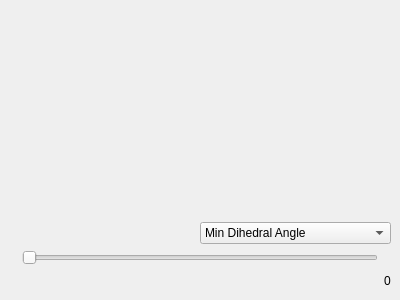
Above: Polyhedron/demo/Polyhedron/Plugins/Mesh_3/Tetrahedra_filter_widget.ui from CGAL/cgal before the change. Below: the same form after it.
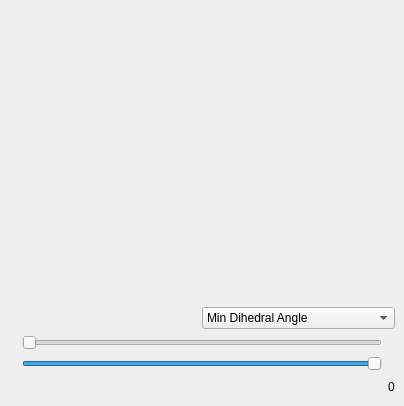
That is the form after the change.

```diff
--- a/Polyhedron/demo/Polyhedron/Plugins/Mesh_3/Tetrahedra_filter_widget.ui
+++ b/Polyhedron/demo/Polyhedron/Plugins/Mesh_3/Tetrahedra_filter_widget.ui
@@ -6,8 +6,8 @@
    <rect>
     <x>0</x>
     <y>0</y>
-    <width>400</width>
-    <height>300</height>
+    <width>404</width>
+    <height>406</height>
    </rect>
   </property>
   <property name="windowTitle">
@@ -106,7 +106,38 @@
          </widget>
         </item>
         <item>
-         <widget class="QLabel" name="maxLabel">
+         <widget class="QLabel" name="minMaxLabel">
+          <property name="text">
+           <string/>
+          </property>
+         </widget>
+        </item>
+       </layout>
+      </item>
+      <item>
+       <layout class="QHBoxLayout" name="horizontalLayout_4">
+        <item>
+         <widget class="QLabel" name="maxMinLabel">
+          <property name="text">
+           <string/>
+          </property>
+         </widget>
+        </item>
+        <item>
+         <widget class="QSlider" name="maxSlider">
+          <property name="maximum">
+           <number>100</number>
+          </property>
+          <property name="value">
+           <number>100</number>
+          </property>
+          <property name="orientation">
+           <enum>Qt::Horizontal</enum>
+          </property>
+         </widget>
+        </item>
+        <item>
+         <widget class="QLabel" name="maxMaxLabel">
           <property name="text">
            <string/>
           </property>
```
Left out of the diff: 4 changed lines with no effect on the pictures.
